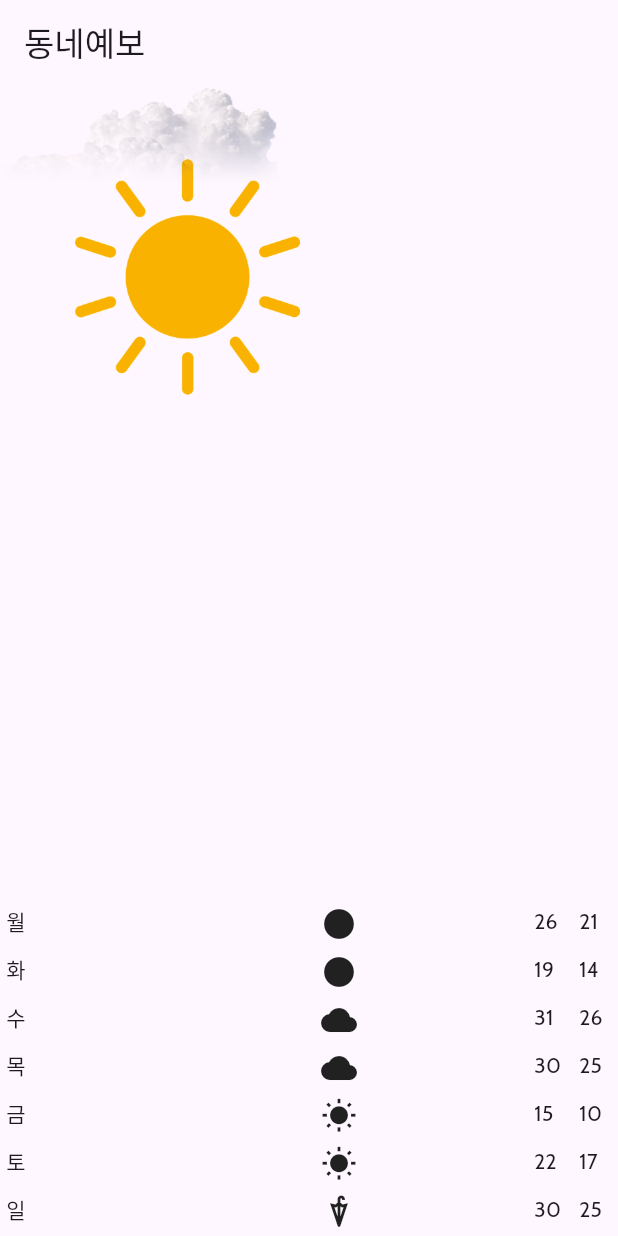
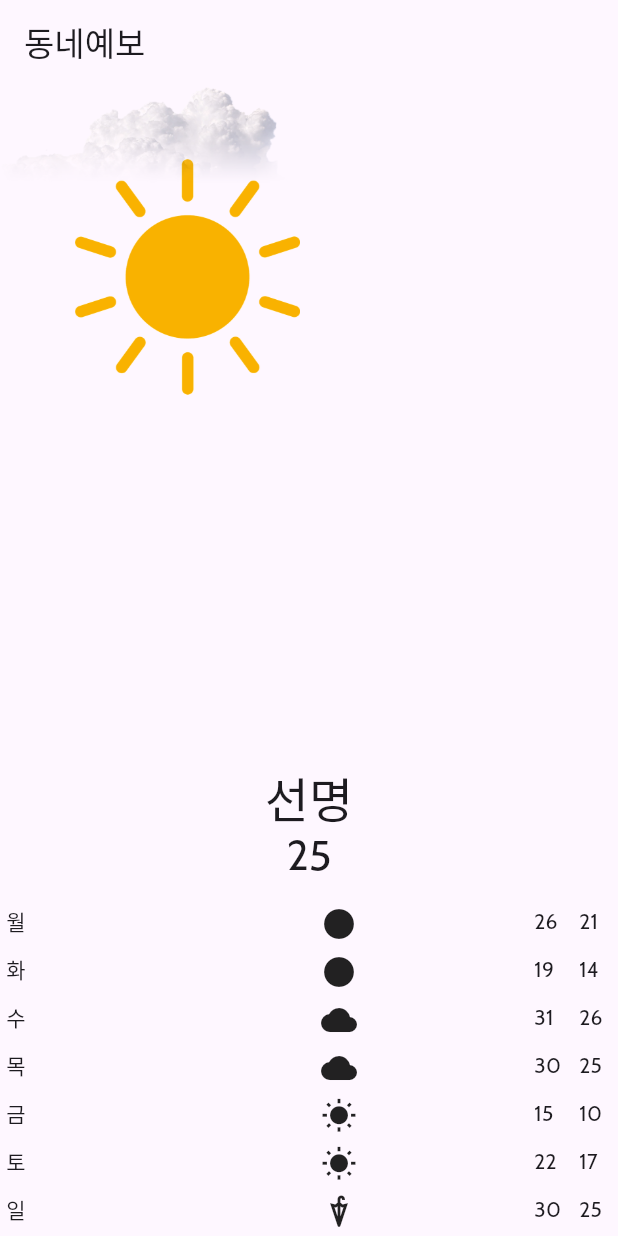
Before and after one commit to HyungKuIm/weather_app2, a Flutter app: the screen it shows after launch, on a phone screen of 412 x 824 dp. Run offline on Flutter 3.47's test engine with Material 3 defaults, Android fonts, the light colour scheme and no system bars; project files that could hold a hidden picture were left out.

Commit message:
메인 타이틀 수정

```diff
--- a/lib/models/weather.dart
+++ b/lib/models/weather.dart
@@ -32,6 +32,14 @@ class Weather {
   Weather({required this.city, required this.dateTime,
             required this.temperature, required this.weatherDescription,
           required this.weatherIcon});
+
+  static Map<WeatherDescription, String> displayValues = {
+    WeatherDescription.clear: "선명",
+    WeatherDescription.cloudy: "흐림",
+    WeatherDescription.rain: "비",
+    WeatherDescription.sunny: "맑음"
+  };
+
 }
 
 // 온도
--- a/lib/page/forecast_page.dart
+++ b/lib/page/forecast_page.dart
@@ -70,7 +70,18 @@ class _ForecastPageState extends State<ForecastPage> {
                   );
 
                 }),
-              )
+              ),
+              Padding(padding: EdgeInsets.only(bottom: 12.0),
+                child: Column(
+                  children: <Widget>[
+                    Text(
+                      Weather.displayValues[_forecastController.nowWeather.weatherDescription]!,
+                        style: Theme.of(context).textTheme.headlineLarge),
+                    Text(
+                        _forecastController.nowWeather.temperature.current.toString(),
+                        style: Theme.of(context).textTheme.headlineMedium),
+                  ],
+                ),)
             ],
           )
         ],
```
